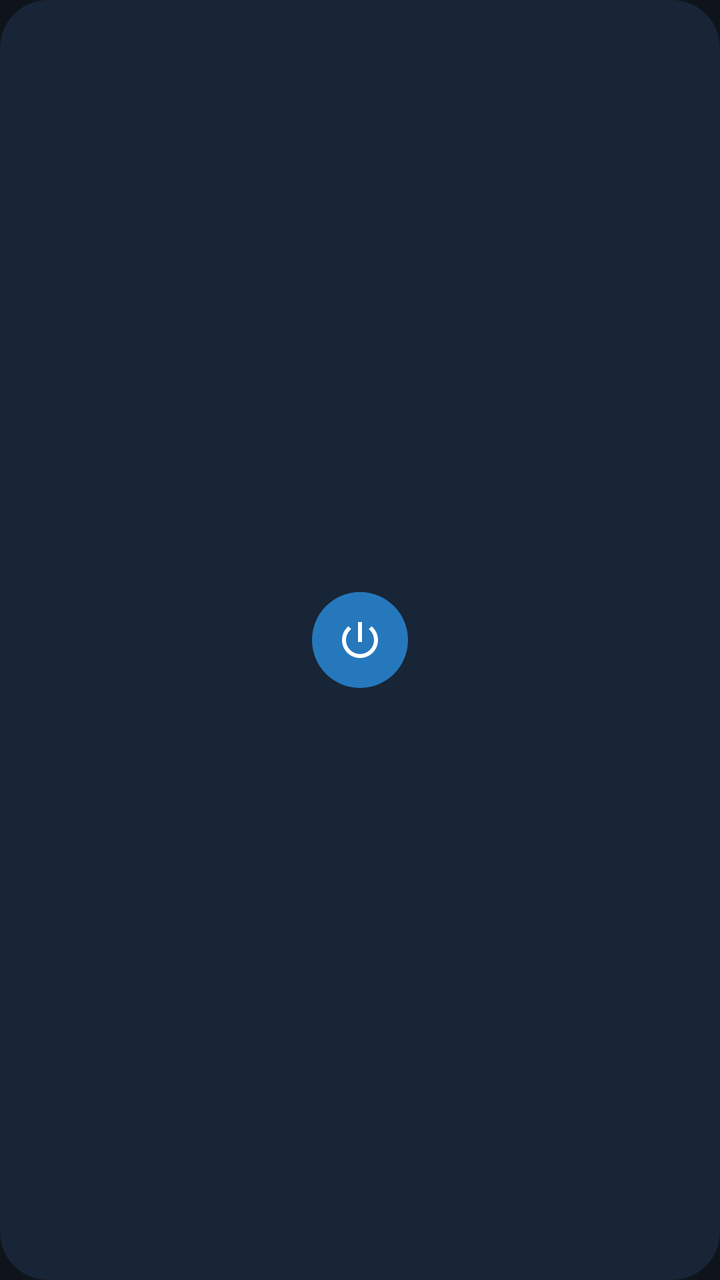
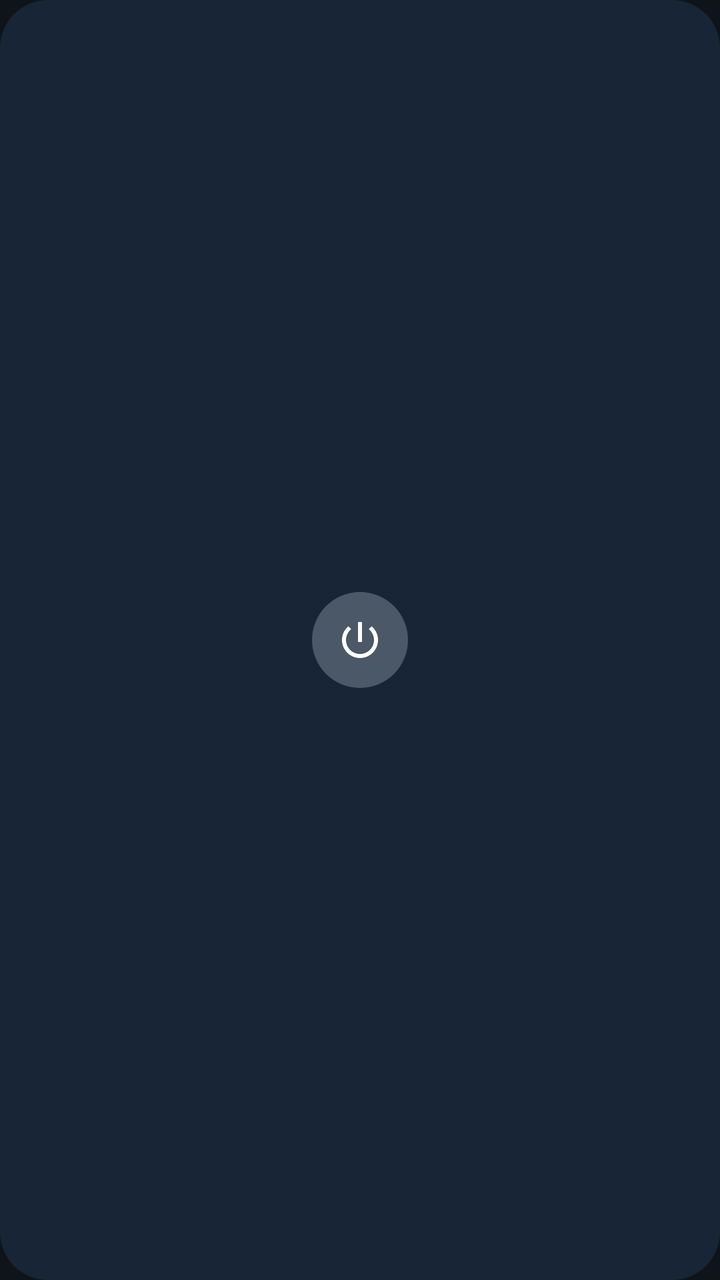

Compare the two renders of this Android layout. The source of the first and the diff that turns it into the second are given below.
<!-- AndroidManifest.xml: application theme Theme.RTrust -->
<!-- res/layout/vpn_widget_compact.xml -->
<LinearLayout xmlns:android="http://schemas.android.com/apk/res/android" android:layout_width="match_parent" android:layout_height="match_parent" android:gravity="center" android:background="@drawable/widget_background"><ImageButton android:id="@+id/widget_power" android:layout_width="48dp" android:layout_height="48dp" android:padding="13dp" android:src="@drawable/ic_power" android:tint="#FFFFFF" android:background="@drawable/widget_button" android:contentDescription="@string/widget_toggle" /><TextView android:id="@+id/widget_status" android:layout_width="wrap_content" android:layout_height="wrap_content" android:visibility="gone" /></LinearLayout>
<!-- resources referenced by this layout -->
<resources>
  <!-- drawable ic_power (drawable) -->
  <vector xmlns:android="http://schemas.android.com/apk/res/android" android:width="24dp" android:height="24dp" android:viewportWidth="24" android:viewportHeight="24" android:tint="?android:attr/textColorPrimary">
      <path android:fillColor="#FFFFFF" android:pathData="M13,3h-2v10h2V3zM17.83,5.17l-1.42,1.42C17.99,7.86 19,9.81 19,12c0,3.87 -3.13,7 -7,7s-7,-3.13 -7,-7c0,-2.19 1.01,-4.14 2.58,-5.42L6.17,5.17C4.23,6.82 3,9.26 3,12c0,4.97 4.03,9 9,9s9,-4.03 9,-9C21,9.26 19.77,6.82 17.83,5.17z" />
  </vector>
  <!-- drawable widget_background (drawable) -->
  <shape xmlns:android="http://schemas.android.com/apk/res/android"><solid android:color="#182536"/><corners android:radius="24dp"/></shape>
  <!-- drawable widget_button (drawable) -->
  <shape xmlns:android="http://schemas.android.com/apk/res/android"><solid android:color="#2678BD"/><corners android:radius="28dp"/></shape>
  <string name="widget_toggle">Toggle VPN</string>
  <style name="Theme.RTrust" parent="@android:style/Theme.Material.NoActionBar">
          <item name="android:colorPrimary">@color/surface</item>
          <item name="android:colorPrimaryDark">@color/bg</item>
          <item name="android:colorAccent">@color/accent</item>
          <item name="android:windowBackground">@color/bg</item>
          <item name="android:statusBarColor">@android:color/transparent</item>
          <item name="android:navigationBarColor">@android:color/transparent</item>
          <item name="android:windowLightStatusBar">false</item>
          <item name="android:textColorPrimary">@color/text</item>
          <item name="android:textColorSecondary">@color/text_muted</item>
          <item name="android:alertDialogTheme">@style/Dialog.RTrust</item>
          <item name="android:popupMenuStyle">@style/Popup.RTrust</item>
      </style>
  <color name="surface">#182029</color>
  <color name="bg">#0F141B</color>
  <color name="accent">#4DA3FF</color>
  <color name="text">#F2F6FA</color>
  <color name="text_muted">#93A3B5</color>
  <style name="Dialog.RTrust" parent="@android:style/Theme.Material.Dialog.Alert">
          <item name="android:colorAccent">@color/accent</item>
          <item name="android:colorBackground">@color/surface_raised</item>
          <item name="android:textColorPrimary">@color/text</item>
          <item name="android:textColorSecondary">@color/text_muted</item>
          <item name="android:windowTitleStyle">@style/DialogTitle.RTrust</item>
      </style>
  <style name="Popup.RTrust" parent="@android:style/Widget.Material.PopupMenu">
          <item name="android:popupBackground">@color/surface_raised</item>
      </style>
  <color name="surface_raised">#212B37</color>
  <style name="DialogTitle.RTrust" parent="@android:style/TextAppearance.Material.DialogWindowTitle">
          <item name="android:textColor">@color/text</item>
      </style>
</resources>

<!-- the commit's change to res/layout/vpn_widget_compact.xml (unified diff, before → after) -->
@@ -1 +1 @@
-<LinearLayout xmlns:android="http://schemas.android.com/apk/res/android" android:layout_width="match_parent" android:layout_height="match_parent" android:gravity="center" android:background="@drawable/widget_background"><ImageButton android:id="@+id/widget_power" android:layout_width="48dp" android:layout_height="48dp" android:padding="13dp" android:src="@drawable/ic_power" android:tint="#FFFFFF" android:background="@drawable/widget_button" android:contentDescription="@string/widget_toggle" /><TextView android:id="@+id/widget_status" android:layout_width="wrap_content" android:layout_height="wrap_content" android:visibility="gone" /></LinearLayout>
+<LinearLayout xmlns:android="http://schemas.android.com/apk/res/android" android:layout_width="match_parent" android:layout_height="match_parent" android:gravity="center" android:background="@drawable/widget_background"><ImageButton android:id="@+id/widget_power" android:layout_width="48dp" android:layout_height="48dp" android:padding="13dp" android:src="@drawable/ic_power" android:tint="#FFFFFF" android:background="@drawable/widget_button_off" android:contentDescription="@string/widget_toggle" /><TextView android:id="@+id/widget_status" android:layout_width="wrap_content" android:layout_height="wrap_content" android:visibility="gone" /></LinearLayout>
<!-- resource entries referenced after the edit -->
@@ -6,8 +6,8 @@
   </vector>
   <!-- drawable widget_background (drawable) -->
   <shape xmlns:android="http://schemas.android.com/apk/res/android"><solid android:color="#182536"/><corners android:radius="24dp"/></shape>
-  <!-- drawable widget_button (drawable) -->
-  <shape xmlns:android="http://schemas.android.com/apk/res/android"><solid android:color="#2678BD"/><corners android:radius="28dp"/></shape>
+  <!-- drawable widget_button_off (drawable) -->
+  <shape xmlns:android="http://schemas.android.com/apk/res/android"><solid android:color="#4A5868"/><corners android:radius="28dp"/></shape>
   <string name="widget_toggle">Toggle VPN</string>
   <style name="Theme.RTrust" parent="@android:style/Theme.Material.NoActionBar">
           <item name="android:colorPrimary">@color/surface</item>
